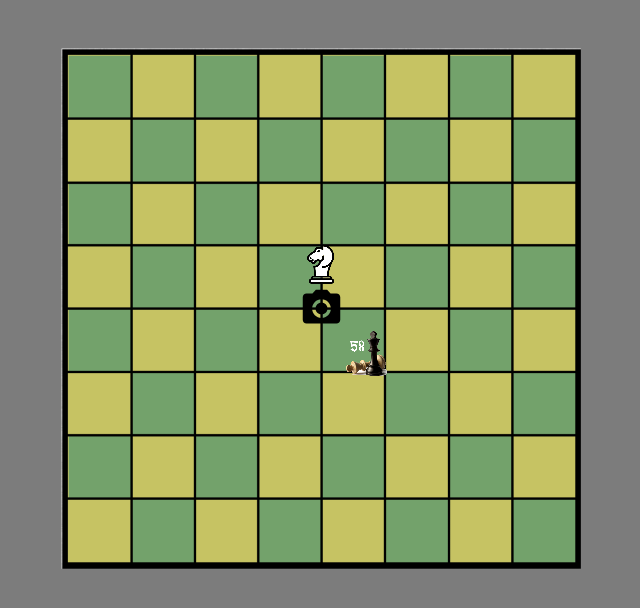
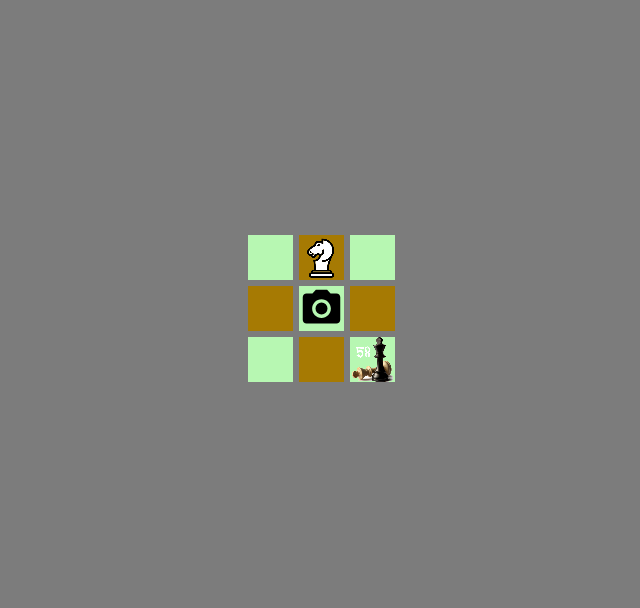
Before and after one commit to fullstackman/Chess_58, an Android app: the GameActivity screen opened directly, with no data from a screen before it, after a tap on an icon or button, on a phone screen of 824 x 412 dp (held sideways). Shown: the top 608 px of the screen, without its empty margins (296-936 px from the left). Run offline under Robolectric (Android 15) with nearby library versions, the phone set to English and light mode, and no system bars.

Commit message:
Data can be sent to the game logic!

```diff
--- a/app/src/main/java/com/software/group58/chess58/GameActivity.java
+++ b/app/src/main/java/com/software/group58/chess58/GameActivity.java
@@ -4,6 +4,7 @@ import android.media.Image;
 import android.support.v7.app.ActionBar;
 import android.support.v7.app.AppCompatActivity;
 import android.os.Bundle;
+import android.util.Log;
 import android.view.View;
 import android.widget.AdapterView;
 import android.widget.GridView;
@@ -57,9 +58,12 @@ public class GameActivity extends AppCompatActivity {
     }
 
     public void handleInput(View touchedTile){
+        String currentLabel;
         if(firstSelection){
             source = (Tile) touchedTile;
-            //Log.d("Developer Notes","OnPostCreate is happening!");
+            currentLabel = getResources().getResourceName(source.getId());
+            Toast.makeText(GameActivity.this, "You touched "+currentLabel.substring(currentLabel.length()-2),
+                    Toast.LENGTH_SHORT).show();
             if(source.getDrawable() == null)
                 return;
             else
@@ -69,9 +73,9 @@ public class GameActivity extends AppCompatActivity {
             target = (Tile) touchedTile;
             if(target != source){
                 target.setImageDrawable(source.getDrawable());
-                target.label = source.label;
+                target.currentPiece = source.currentPiece;
                 source.setImageDrawable(null);
-                source.label = "empty";
+                source.currentPiece = "empty";
             }
             firstSelection = true;
         }
--- a/app/src/main/java/com/software/group58/chess58/Tile.java
+++ b/app/src/main/java/com/software/group58/chess58/Tile.java
@@ -16,28 +16,32 @@ public class Tile extends ImageView {
     public Tile(Context givenContext){
         super(givenContext);
         this.currentPiece="empty";
-        this.setBackgroundColor(250);
         this.label="nowhere";
     }
 
     public Tile(Context givenContext, AttributeSet givenAttrs){
         super(givenContext, givenAttrs);
         this.currentPiece="empty";
-        this.setBackgroundColor(250);
         this.label="nowhere";
     }
 
     public Tile(Context givenContext, AttributeSet givenAttrs, int givenStyleAttr){
         super(givenContext, givenAttrs, givenStyleAttr);
         this.currentPiece="empty";
-        this.setBackgroundColor(250);
         this.label="nowhere";
     }
 
     public Tile(Context givenContext, AttributeSet givenAttrs, int givenStyleAttr, int givenStyleRes){
         super(givenContext, givenAttrs, givenStyleAttr, givenStyleRes);
         this.currentPiece="empty";
-        this.setBackgroundColor(250);
         this.label="nowhere";
     }
+
+    public String getLabel(){
+        return label;
+    }
+
+    public String getCurrentPiece(){
+        return currentPiece;
+    }
 }
--- a/app/src/main/res/layout/game_activity.xml
+++ b/app/src/main/res/layout/game_activity.xml
@@ -11,12 +11,6 @@
     android:paddingRight="@dimen/activity_horizontal_margin"
     android:paddingTop="@dimen/activity_vertical_margin"
     tools:context="com.software.group58.chess58.GameActivity">
-
-    <ImageView
-        android:layout_width="wrap_content"
-        android:layout_height="wrap_content"
-        android:src="@drawable/board"
-        android:layout_centerInParent="true"/>
 
     <GridLayout
         android:id="@+id/boardLayout"
@@ -33,16 +27,19 @@
             android:id="@+id/a3"
             android:layout_width="@dimen/tileSize"
             android:layout_height="@dimen/tileSize"
+            android:background="@color/contrast"
+            android:layout_margin="@dimen/tileMargin"
             android:src="@drawable/white_knight"
             app:label="a3"
-            app:currentPiece="wK"
-            android:onClick="handleInput"
-            />
+            app:currentPiece="@string/whiteKnight"
+            android:onClick="handleInput" />
 
         <com.software.group58.chess58.Tile
             android:id="@+id/b3"
             android:layout_width="@dimen/tileSize"
             android:layout_height="@dimen/tileSize"
+            android:background="@color/colorPrimary"
+            android:layout_margin="@dimen/tileMargin"
             app:label="b3"
             android:onClick="handleInput"
             />
@@ -51,6 +48,8 @@
             android:id="@+id/c3"
             android:layout_width="@dimen/tileSize"
             android:layout_height="@dimen/tileSize"
+            android:background="@color/contrast"
+            android:layout_margin="@dimen/tileMargin"
             app:label="c3"
             android:onClick="handleInput"
             />
@@ -59,6 +58,8 @@
             android:id="@+id/a2"
             android:layout_width="@dimen/tileSize"
             android:layout_height="@dimen/tileSize"
+            android:background="@color/colorPrimary"
+            android:layout_margin="@dimen/tileMargin"
             app:label="a2"
             android:onClick="handleInput"
             />
@@ -67,6 +68,8 @@
             android:id="@+id/b2"
             android:layout_width="@dimen/tileSize"
             android:layout_height="@dimen/tileSize"
+            android:background="@color/contrast"
+            android:layout_margin="@dimen/tileMargin"
             app:label="b2"
             android:src="@drawable/ic_menu_camera"
             android:onClick="handleInput"
@@ -76,6 +79,8 @@
             android:id="@+id/c2"
             android:layout_width="@dimen/tileSize"
             android:layout_height="@dimen/tileSize"
+            android:background="@color/colorPrimary"
+            android:layout_margin="@dimen/tileMargin"
             app:label="c2"
             android:onClick="handleInput"
             />
@@ -84,6 +89,8 @@
             android:id="@+id/a1"
             android:layout_width="@dimen/tileSize"
             android:layout_height="@dimen/tileSize"
+            android:background="@color/contrast"
+            android:layout_margin="@dimen/tileMargin"
             app:label="a1"
             android:onClick="handleInput"
             />
@@ -92,6 +99,8 @@
             android:id="@+id/b1"
             android:layout_width="@dimen/tileSize"
             android:layout_height="@dimen/tileSize"
+            android:background="@color/colorPrimary"
+            android:layout_margin="@dimen/tileMargin"
             app:label="b1"
             android:onClick="handleInput"
             />
@@ -100,6 +109,8 @@
             android:id="@+id/c1"
             android:layout_width="@dimen/tileSize"
             android:layout_height="@dimen/tileSize"
+            android:background="@color/contrast"
+            android:layout_margin="@dimen/tileMargin"
             app:label="c1"
             android:src="@drawable/chess_logo"
             android:onClick="handleInput"
--- a/app/src/main/res/values/colors.xml
+++ b/app/src/main/res/values/colors.xml
@@ -1,6 +1,7 @@
 <?xml version="1.0" encoding="utf-8"?>
 <resources>
     <color name="colorPrimary">#a67a03</color>
+    <color name="contrast">#b7f7b2</color>
     <color name="oldPrimary">#3F51B5</color>
     <color name="colorPrimaryDark">#303F9F</color>
     <color name="colorAccent">#FF4081</color>
--- a/app/src/main/res/values/dimens.xml
+++ b/app/src/main/res/values/dimens.xml
@@ -7,5 +7,5 @@
     <dimen name="activity_vertical_margin">16dp</dimen>
     <dimen name="fab_margin">16dp</dimen>
     <dimen name="tileSize">30dp</dimen>
-    <dimen name="tilePadding">2dp</dimen>
+    <dimen name="tileMargin">2dp</dimen>
 </resources>
--- a/app/src/main/res/values/strings.xml
+++ b/app/src/main/res/values/strings.xml
@@ -11,6 +11,7 @@
     <string name="tileSize">30dp</string>
     <string name="tilePadding">30dp</string>
 
+    <string name="whiteKnight">wK</string>
 
     <string name="action_settings">Settings</string>
 </resources>
```
